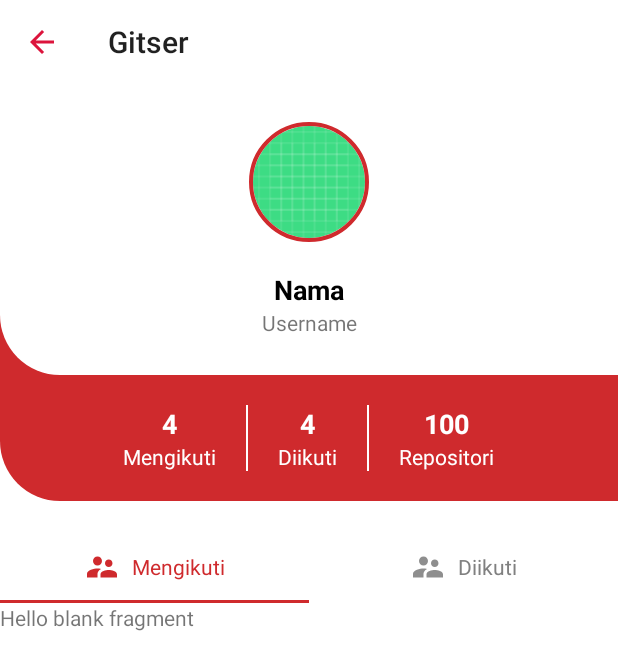
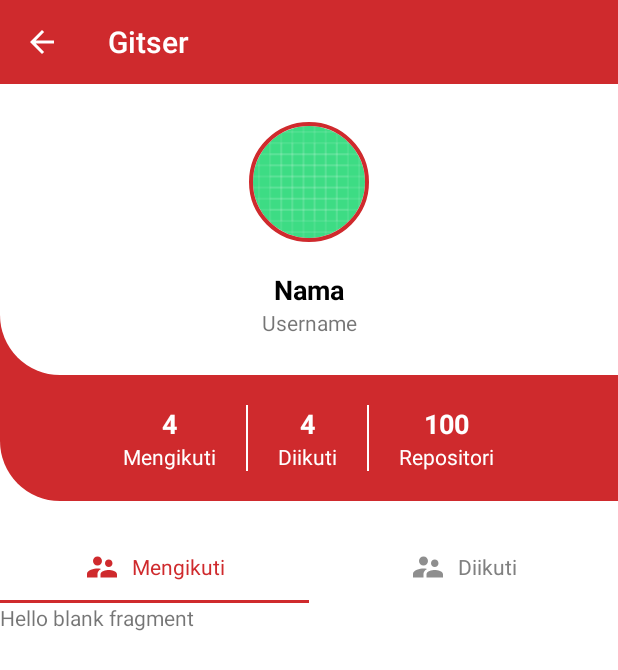
Before and after one commit to yumtaufikhidayat/gitser, an Android app: the DetailProfileActivity screen opened directly, with no data from a screen before it, on a phone screen of 412 x 824 dp. Shown: the top 670 px of the screen. Run offline under Robolectric (Android 15) with nearby library versions, the phone set to English and light mode, and no system bars; our stand-ins replace CircleImageView; 2 statements that could not run were skipped.

Commit message:
Updating detail profile activity by adding toolbar and removing action bar.

```diff
--- a/app/src/main/java/com/yumtaufik/gitser/activity/DetailProfileActivity.java
+++ b/app/src/main/java/com/yumtaufik/gitser/activity/DetailProfileActivity.java
@@ -14,6 +14,7 @@ import android.widget.ImageView;
 import android.widget.TextView;
 
 import androidx.appcompat.app.AppCompatActivity;
+import androidx.appcompat.widget.Toolbar;
 import androidx.constraintlayout.widget.ConstraintLayout;
 import androidx.lifecycle.Observer;
 import androidx.lifecycle.ViewModelProvider;
@@ -29,6 +30,8 @@ import com.yumtaufik.gitser.viewmodel.detail.DetailProfileViewModel;
 public class DetailProfileActivity extends AppCompatActivity {
 
     public static final String EXTRA_DETAIL_PROFILE = "com.yumtaufik.gitser.activity.EXTRA_DETAIL_PROFILE";
+
+    Toolbar toolbarDetail;
 
     ImageView imgUserProfile;
     TextView tvNameUserProfile,
@@ -71,6 +74,7 @@ public class DetailProfileActivity extends AppCompatActivity {
 
         searchItems = getIntent().getParcelableExtra(EXTRA_DETAIL_PROFILE);
 
+        toolbarDetail = findViewById(R.id.toolbarDetail);
         imgUserProfile = findViewById(R.id.imgUserSearch);
         tvNameUserProfile = findViewById(R.id.tvNameUserProfile);
         tvUsernameUserProfile = findViewById(R.id.tvUsernameUserProfile);
@@ -103,10 +107,12 @@ public class DetailProfileActivity extends AppCompatActivity {
 
     //----Methods to set action bar----
     private void setGetSupportActionBar() {
+        setSupportActionBar(toolbarDetail);
+
         if (getSupportActionBar() != null) {
             getSupportActionBar().setDisplayHomeAsUpEnabled(true);
-            getSupportActionBar().setTitle((Html.fromHtml("<font color=\"#cf2a2d\">" + searchItems.getLogin() + "</font>")));
-            getSupportActionBar().setHomeAsUpIndicator(R.drawable.ic_arrow_back_red);
+            getSupportActionBar().setTitle((Html.fromHtml("<font color=\"#FFFFFF\">" + searchItems.getLogin() + "</font>")));
+            getSupportActionBar().setHomeAsUpIndicator(R.drawable.ic_arrow_back);
             getSupportActionBar().setElevation(0);
         }
     }
--- a/app/src/main/res/layout/activity_detail_profile.xml
+++ b/app/src/main/res/layout/activity_detail_profile.xml
@@ -8,6 +8,9 @@
     android:orientation="vertical"
     android:background="@android:color/white"
     tools:context=".activity.DetailProfileActivity">
+
+    <include layout="@layout/toolbar_detail"
+        android:id="@+id/toolbarDetail"/>
 
     <LinearLayout
         android:layout_width="match_parent"
--- a/app/src/main/res/layout/activity_main.xml
+++ b/app/src/main/res/layout/activity_main.xml
@@ -7,7 +7,7 @@
     android:layout_height="match_parent"
     tools:context=".activity.MainActivity">
 
-    <include layout="@layout/toolbar_search"
+    <include layout="@layout/toolbar_main"
         android:id="@+id/toolbarMain"
         app:layout_constraintStart_toStartOf="parent"
         app:layout_constraintEnd_toEndOf="parent"
--- a/app/src/main/res/layout/activity_search.xml
+++ b/app/src/main/res/layout/activity_search.xml
@@ -7,7 +7,7 @@
     android:layout_height="match_parent"
     tools:context=".activity.SearchActivity">
 
-    <include layout="@layout/toolbar_search"
+    <include layout="@layout/toolbar_main"
         android:id="@+id/toolbarSearchMain"
         app:layout_constraintStart_toStartOf="parent"
         app:layout_constraintEnd_toEndOf="parent"
```
Also changed, not shown: app/src/main/AndroidManifest.xml (+5 -5 lines), app/src/main/res/layout/toolbar_main.xml (renamed from app/src/main/res/layout/toolbar_search.xml).
